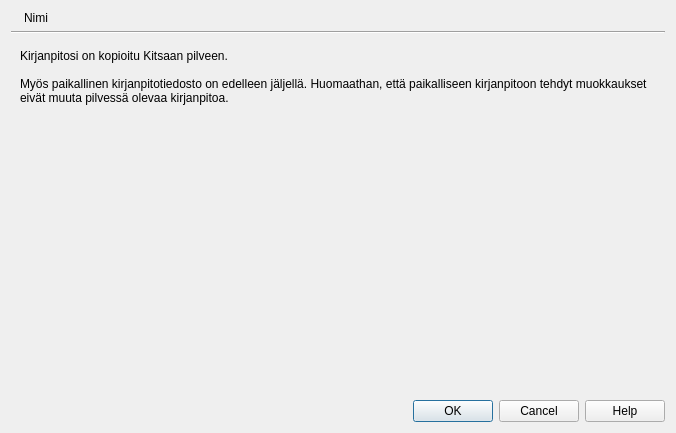
This is kitsas/pilvi/pilveensiirto.ui in artoh/kitupiikki as Qt 5 draws it before an edit. The edited form follows.
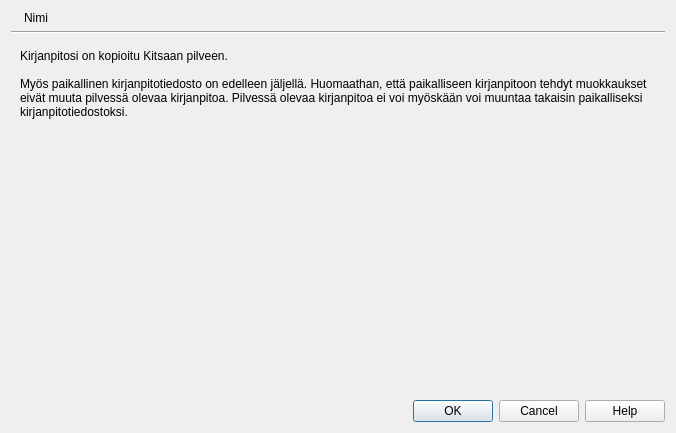
This is the edited form. The open tabs and pages were chosen to show the change. Icons and pictures are not drawn.

What changed in the file:
```diff
--- a/kitsas/pilvi/pilveensiirto.ui
+++ b/kitsas/pilvi/pilveensiirto.ui
@@ -172,7 +172,7 @@
          <property name="text">
           <string>Kirjanpitosi on kopioitu Kitsaan pilveen.
 
-Myös paikallinen kirjanpitotiedosto on edelleen jäljellä. Huomaathan, että paikalliseen kirjanpitoon tehdyt muokkaukset eivät muuta pilvessä olevaa kirjanpitoa.</string>
+Myös paikallinen kirjanpitotiedosto on edelleen jäljellä. Huomaathan, että paikalliseen kirjanpitoon tehdyt muokkaukset eivät muuta pilvessä olevaa kirjanpitoa. Pilvessä olevaa kirjanpitoa ei voi myöskään voi muuntaa takaisin paikalliseksi kirjanpitotiedostoksi.</string>
          </property>
          <property name="wordWrap">
           <bool>true</bool>
```
